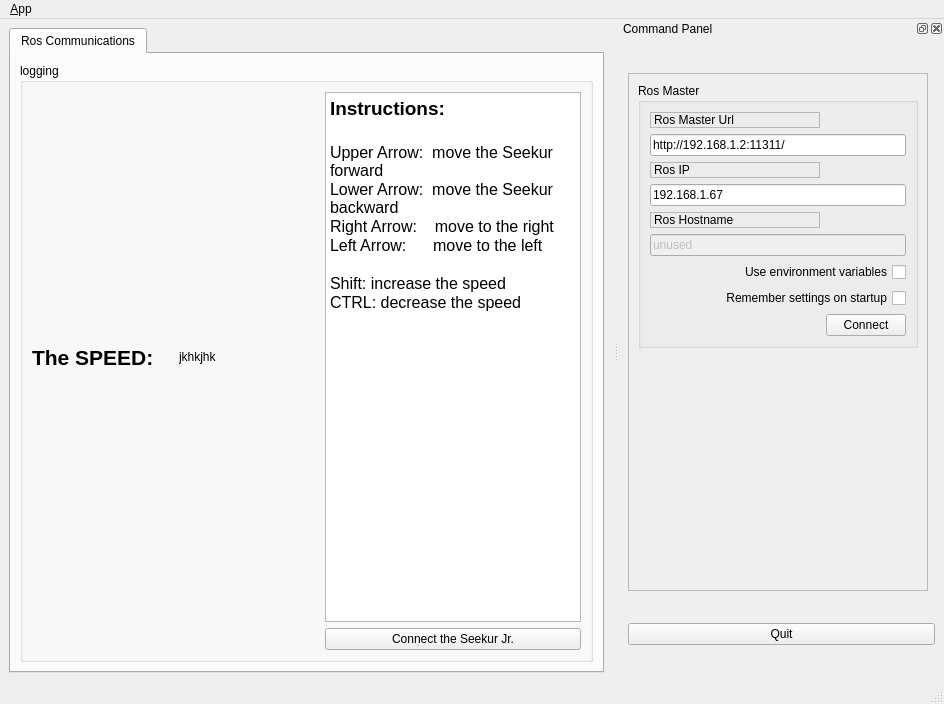
Qt form learninggui/ui/main_window.ui (kucars/seekur_ground_station) before a commit.
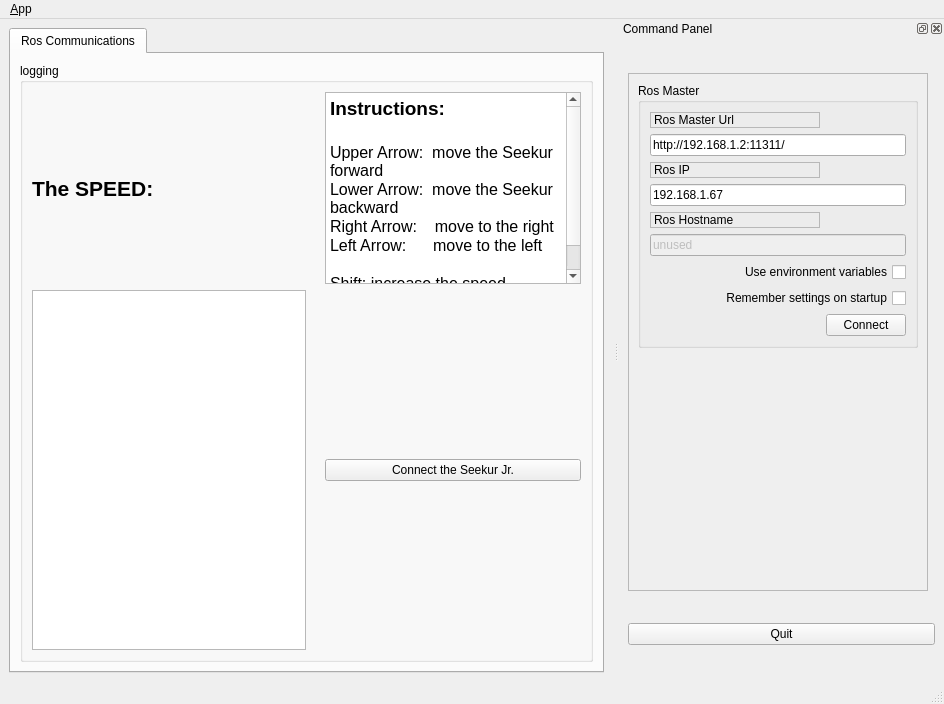
The same form after that commit. Icons and pictures are not drawn.

The edit to the form file:
```diff
--- a/learninggui/ui/main_window.ui
+++ b/learninggui/ui/main_window.ui
@@ -59,35 +59,7 @@
            <string>logging</string>
           </property>
           <layout class="QGridLayout" name="gridLayout_3">
-           <item row="0" column="1">
-            <widget class="QLabel" name="label_4">
-             <property name="font">
-              <font>
-               <pointsize>16</pointsize>
-               <weight>75</weight>
-               <bold>true</bold>
-              </font>
-             </property>
-             <property name="text">
-              <string>The SPEED:</string>
-             </property>
-            </widget>
-           </item>
-           <item row="0" column="2">
-            <widget class="QLabel" name="label_5">
-             <property name="text">
-              <string>jkhkjhk</string>
-             </property>
-            </widget>
-           </item>
-           <item row="1" column="4">
-            <widget class="QPushButton" name="button">
-             <property name="text">
-              <string>Connect the Seekur Jr.</string>
-             </property>
-            </widget>
-           </item>
-           <item row="0" column="4">
+           <item row="0" column="6">
             <widget class="QTextBrowser" name="textBrowser">
              <property name="sizePolicy">
               <sizepolicy hsizetype="Minimum" vsizetype="Minimum">
@@ -118,6 +90,37 @@
              </property>
             </widget>
            </item>
+           <item row="0" column="1">
+            <widget class="QLabel" name="label_4">
+             <property name="font">
+              <font>
+               <pointsize>16</pointsize>
+               <weight>75</weight>
+               <bold>true</bold>
+              </font>
+             </property>
+             <property name="text">
+              <string>The SPEED:</string>
+             </property>
+            </widget>
+           </item>
+           <item row="0" column="4">
+            <widget class="QLabel" name="label_5">
+             <property name="text">
+              <string/>
+             </property>
+            </widget>
+           </item>
+           <item row="1" column="6">
+            <widget class="QPushButton" name="button">
+             <property name="text">
+              <string>Connect the Seekur Jr.</string>
+             </property>
+            </widget>
+           </item>
+           <item row="1" column="1">
+            <widget class="QListView" name="view_logging"/>
+           </item>
           </layout>
          </widget>
         </item>
```
